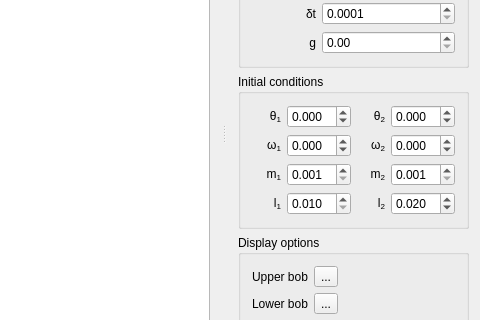
This is src/mainwindow.ui in FreddieWitherden/double-pendulum as Qt 5 draws it before an edit; both pictures show x 224 to 704 and y 190 to 510 of the 704 by 620 pixel window. The edited form follows.
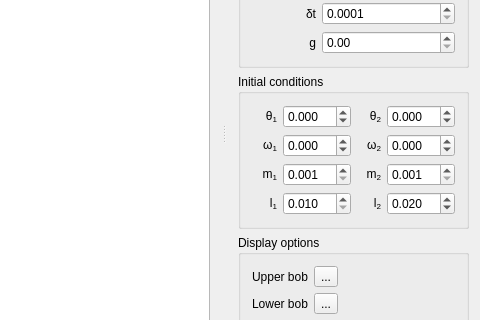
This is the edited form. Icons and pictures are not drawn. Custom widgets are drawn as their Qt base class.

Commit message:
Increase the valid range of omega in the UI.
Previously: -1..1, now -10..10. This allows for the creation of more
interesting starting conditions.

Diff of the .ui file:
```diff
--- a/src/mainwindow.ui
+++ b/src/mainwindow.ui
@@ -369,10 +369,10 @@
            <number>3</number>
           </property>
           <property name="minimum">
-           <double>-1.000000000000000</double>
+           <double>-10.000000000000000</double>
           </property>
           <property name="maximum">
-           <double>1.000000000000000</double>
+           <double>10.000000000000000</double>
           </property>
           <property name="singleStep">
            <double>0.005000000000000</double>
@@ -395,10 +395,10 @@
            <number>3</number>
           </property>
           <property name="minimum">
-           <double>-1.000000000000000</double>
+           <double>-10.000000000000000</double>
           </property>
           <property name="maximum">
-           <double>1.000000000000000</double>
+           <double>10.000000000000000</double>
           </property>
           <property name="singleStep">
            <double>0.005000000000000</double>
```
